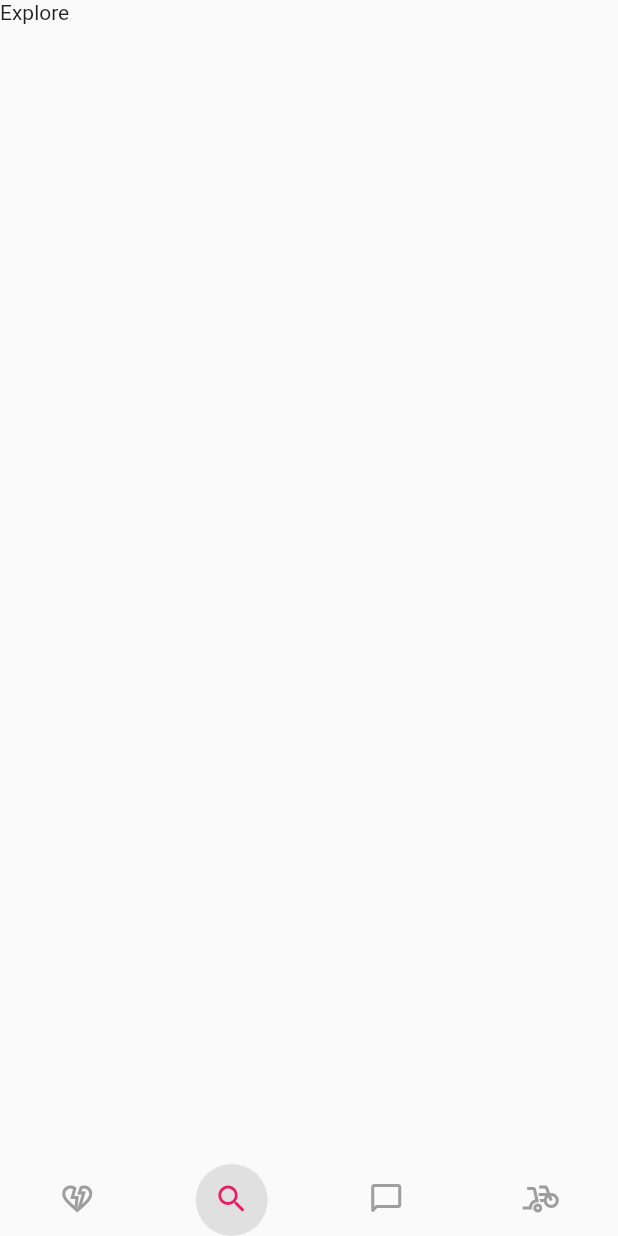
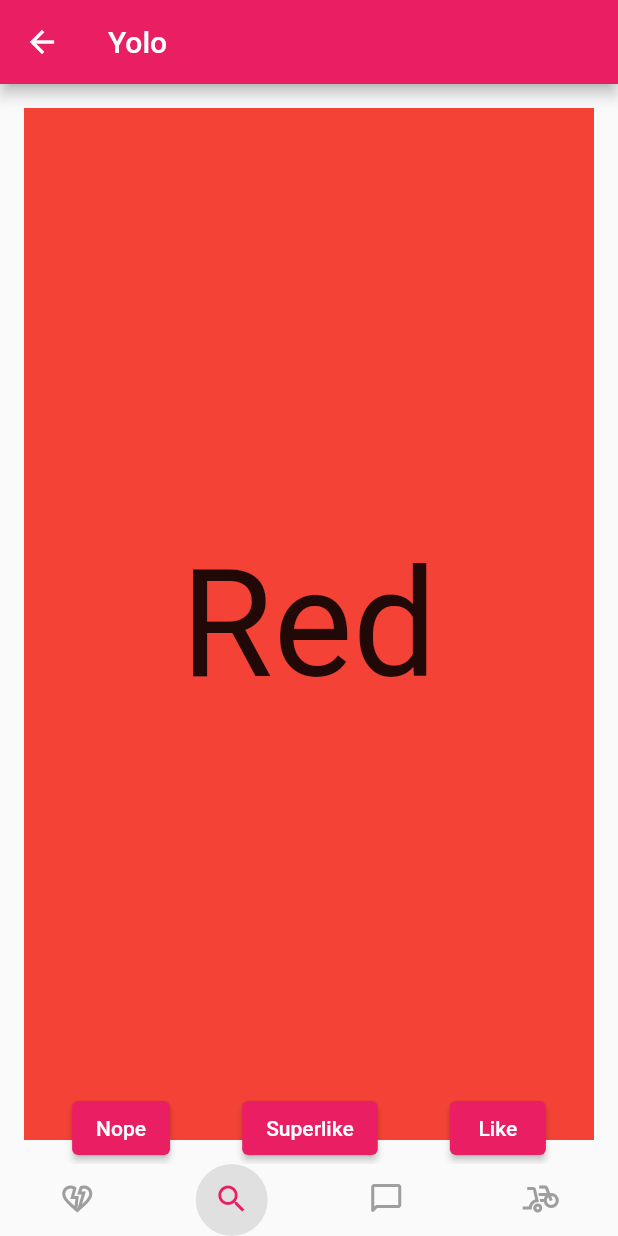
Before and after one commit to aniansh19019/perfect_flatmate, a Flutter app: the Home screen opened by its route, tab 2 chosen, on a phone screen of 412 x 824 dp. Run offline on Flutter 3.47's test engine with Material 2 defaults, Android fonts, the phone set to English and light mode, and no system bars; drawn by our look-alikes of swipe_cards; our stand-ins replace cloud_firestore, csc_picker, firebase_auth, firebase_core, firebase_storage, intl_phone_field; accounts and stored records are empty; generated files the repository leaves out were written again.

```diff
--- a/lib/pages/explore.dart
+++ b/lib/pages/explore.dart
@@ -1,6 +1,9 @@
 import 'package:flutter/material.dart';
 import 'package:flutter/src/widgets/container.dart';
 import 'package:flutter/src/widgets/framework.dart';
+import 'package:perfect_flatmate/test_pages/main.dart';
+import 'package:perfect_flatmate/widgets/swipe_view.dart';
+import 'package:swipe_cards/swipe_cards.dart';
 
 class Explore extends StatefulWidget {
   const Explore({super.key});
@@ -13,7 +16,7 @@ class _ExploreState extends State<Explore> {
   @override
   Widget build(BuildContext context) {
     return Container(
-      child: Text("Explore"),
+      child: MyHomePage(title: "Yolo",)
     );
   }
 }
--- a/lib/pages/home.dart
+++ b/lib/pages/home.dart
@@ -1,3 +1,4 @@
+import 'package:flutter/gestures.dart';
 import 'package:flutter/material.dart';
 import 'package:flutter/src/widgets/container.dart';
 import 'package:flutter/src/widgets/framework.dart';
@@ -23,12 +24,13 @@ class _HomeState extends State<Home> {
 
     if(!Auth.isUserLogin())
     {
-      Future.delayed(Duration(milliseconds: 100), () {Auth.checkLogin(context);});
-      return SafeArea(child: Scaffold(body: Center(child: CircularProgressIndicator())));
+      Future.delayed(const Duration(milliseconds: 100), () {Auth.checkLogin(context);});
+      return const SafeArea(child: Scaffold(body: Center(child: CircularProgressIndicator())));
     }
 
-    return DefaultTabController(
+    return const DefaultTabController(
       length: 4,
+      initialIndex: 1,
     child: Scaffold(
       // appBar: AppBar(),
       bottomNavigationBar: SafeArea(
@@ -51,6 +53,7 @@ class _HomeState extends State<Home> {
 
       body: SafeArea(
         child: TabBarView(
+          physics: NeverScrollableScrollPhysics(),
           children: [
                 Likes(),
                 Explore(),
--- a/lib/services/data.dart
+++ b/lib/services/data.dart
@@ -47,6 +47,10 @@ class DataHelper
     return docs.docs[0];
   }
 
+  static Future<dynamic> getListings()async
+  {
+
+  }
 
   static Future<dynamic> submitLike(String email)async
   {
--- /dev/null
+++ b/lib/test_pages/content.dart
@@ -0,0 +1,9 @@
+import 'package:flutter/cupertino.dart';
+import 'package:flutter/material.dart';
+
+class Content {
+  final String? text;
+  final Color? color;
+
+  Content({this.text, this.color});
+}
--- /dev/null
+++ b/lib/test_pages/main.dart
@@ -0,0 +1,160 @@
+import 'package:perfect_flatmate/test_pages/content.dart';
+import 'package:flutter/material.dart';
+import 'package:swipe_cards/draggable_card.dart';
+import 'package:swipe_cards/swipe_cards.dart';
+
+
+class MyHomePage extends StatefulWidget {
+  MyHomePage({Key? key, this.title}) : super(key: key);
+
+  final String? title;
+
+  @override
+  _MyHomePageState createState() => _MyHomePageState();
+}
+
+class _MyHomePageState extends State<MyHomePage> {
+  List<SwipeItem> _swipeItems = <SwipeItem>[];
+  MatchEngine? _matchEngine;
+  GlobalKey<ScaffoldState> _scaffoldKey = GlobalKey();
+  List<String> _names = [
+    "Red",
+    "Blue",
+    "Green",
+    "Yellow",
+    "Orange",
+    "Grey",
+    "Purple",
+    "Pink"
+  ];
+  List<Color> _colors = [
+    Colors.red,
+    Colors.blue,
+    Colors.green,
+    Colors.yellow,
+    Colors.orange,
+    Colors.grey,
+    Colors.purple,
+    Colors.pink
+  ];
+
+  @override
+  void initState() {
+    for (int i = 0; i < _names.length; i++) {
+      _swipeItems.add(SwipeItem(
+          content: Content(text: _names[i], color: _colors[i]),
+          likeAction: () {
+            ScaffoldMessenger.of(context).showSnackBar(SnackBar(
+              content: Text("Liked ${_names[i]}"),
+              duration: Duration(milliseconds: 500),
+            ));
+          },
+          nopeAction: () {
+            ScaffoldMessenger.of(context).showSnackBar(SnackBar(
+              content: Text("Nope ${_names[i]}"),
+              duration: Duration(milliseconds: 500),
+            ));
+          },
+          superlikeAction: () {
+            ScaffoldMessenger.of(context).showSnackBar(SnackBar(
+              content: Text("Superliked ${_names[i]}"),
+              duration: Duration(milliseconds: 500),
+            ));
+          },
+          onSlideUpdate: (SlideRegion? region) async {
+            print("Region $region");
+          }));
+    }
+
+    _matchEngine = MatchEngine(swipeItems: _swipeItems);
+    super.initState();
+  }
+
+  @override
+  Widget build(BuildContext context) {
+    return Scaffold(
+        key: _scaffoldKey,
+        appBar: AppBar(
+          title: Text(widget.title!),
+        ),
+        body: Container(
+            child: Stack(children: [
+          Container(
+            height: MediaQuery.of(context).size.height - kToolbarHeight,
+            child: SwipeCards(
+              matchEngine: _matchEngine!,
+              itemBuilder: (BuildContext context, int index) {
+                return Container(
+                  alignment: Alignment.center,
+                  color: _swipeItems[index].content.color,
+                  child: Text(
+                    _swipeItems[index].content.text,
+                    style: TextStyle(fontSize: 100),
+                  ),
+                );
+              },
+              onStackFinished: () {
+                ScaffoldMessenger.of(context).showSnackBar(SnackBar(
+                  content: Text("Stack Finished"),
+                  duration: Duration(milliseconds: 500),
+                ));
+              },
+              itemChanged: (SwipeItem item, int index) {
+                print("item: ${item.content.text}, index: $index");
+              },
+              leftSwipeAllowed: true,
+              rightSwipeAllowed: true,
+              upSwipeAllowed: true,
+              fillSpace: true,
+              likeTag: Container(
+                margin: const EdgeInsets.all(15.0),
+                padding: const EdgeInsets.all(3.0),
+                decoration: BoxDecoration(
+                    border: Border.all(color: Colors.green)
+                ),
+                child: Text('Like'),
+              ),
+              nopeTag: Container(
+                margin: const EdgeInsets.all(15.0),
+                padding: const EdgeInsets.all(3.0),
+                decoration: BoxDecoration(
+                    border: Border.all(color: Colors.red)
+                ),
+                child: Text('Nope'),
+              ),
+              superLikeTag: Container(
+                margin: const EdgeInsets.all(15.0),
+                padding: const EdgeInsets.all(3.0),
+                decoration: BoxDecoration(
+                    border: Border.all(color: Colors.orange)
+                ),
+                child: Text('Super Like'),
+              ),
+            ),
+          ),
+          Align(
+            alignment: Alignment.bottomCenter,
+            child: Row(
+              mainAxisAlignment: MainAxisAlignment.spaceEvenly,
+              children: [
+                ElevatedButton(
+                    onPressed: () {
+                      _matchEngine!.currentItem?.nope();
+                    },
+                    child: Text("Nope")),
+                ElevatedButton(
+                    onPressed: () {
+                      _matchEngine!.currentItem?.superLike();
+                    },
+                    child: Text("Superlike")),
+                ElevatedButton(
+                    onPressed: () {
+                      _matchEngine!.currentItem?.like();
+                    },
+                    child: Text("Like"))
+              ],
+            ),
+          )
+        ])));
+  }
+}
--- a/lib/util/data_model.dart
+++ b/lib/util/data_model.dart
@@ -21,6 +21,7 @@ import 'package:perfect_flatmate/pages/likes.dart';
 class DataModel
 {
   // static String app_version = "1.0";
+  late List<dynamic> images;
   String name;
   String email;
   String phone;
--- a/pubspec.yaml
+++ b/pubspec.yaml
@@ -41,6 +41,9 @@ dependencies:
   cloud_firestore: ^4.5.1
   csc_picker: ^0.2.7
   intl_phone_field: ^3.1.0
+  swipe_cards: ^2.0.0+1
+  firebase_storage: ^11.1.0
+  uuid: ^3.0.7
 
 dev_dependencies:
   flutter_test:
```
Also changed, not shown: assets/sample.json (added, +32 -0 lines), lib/services/storage.dart (added, +55 -0 lines), lib/widgets/swipe_view.dart (added, +28 -0 lines), lib/widgets/swipe_card.dart (deleted), pubspec.lock, 1 other file.
